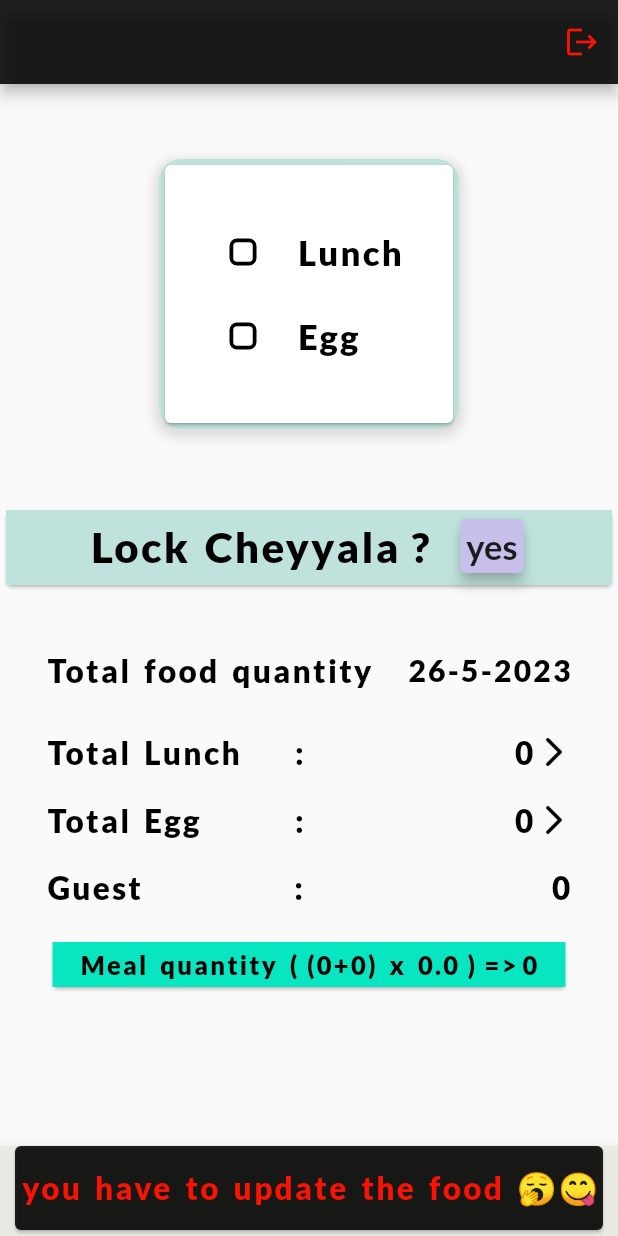
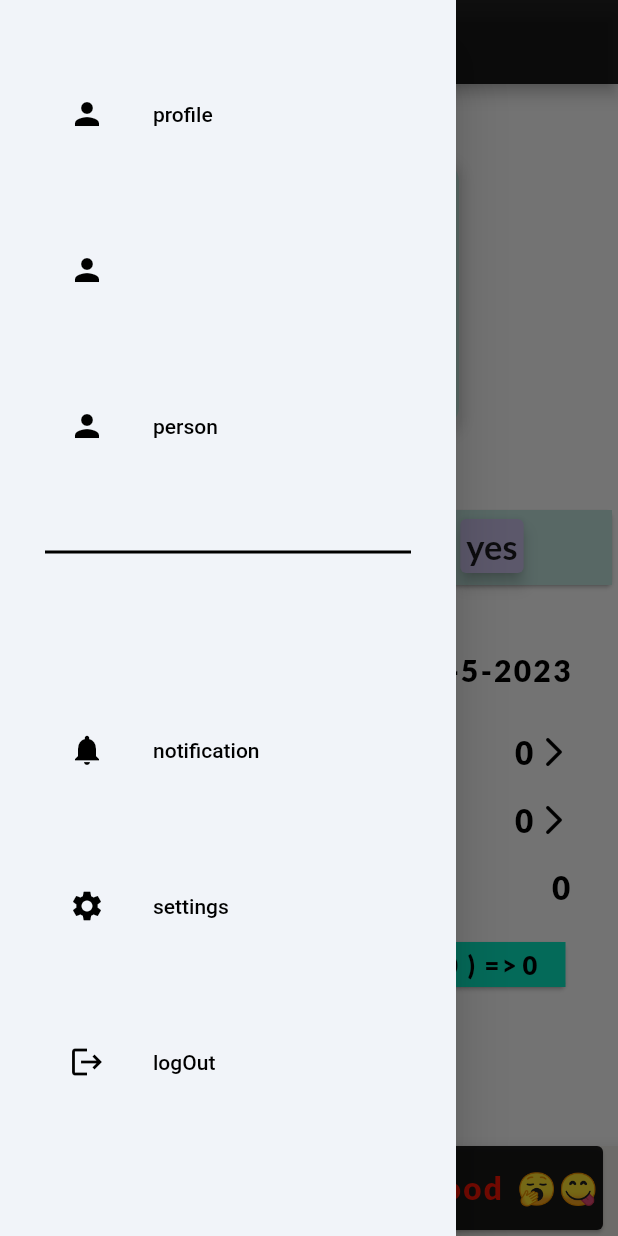
Before and after one commit to mahesheasy/lunch_repository, a Flutter app: the screen it shows once a user with an empty profile is signed in, with the side drawer open (before the commit the screen has no drawer), on a phone screen of 412 x 824 dp. Run offline on Flutter 3.47's test engine with Material 2 defaults, Android fonts, the phone set to English and light mode, and no system bars; our stand-ins replace cloud_firestore, firebase_auth, firebase_core, firebase_remote_config, flutter_local_notifications, google_fonts and 3 more; accounts and stored records are empty; network calls fail.

Commit message:
new widget like drawer and some changes in expenses tracker

```diff
--- /dev/null
+++ b/lib/home/Drawer_Widget.dart
@@ -0,0 +1,87 @@
+import 'package:firebase_auth/firebase_auth.dart';
+import 'package:flutter/material.dart';
+
+class NavigationDrawerWidget extends StatelessWidget {
+  final padding=EdgeInsets.symmetric(horizontal: 30);
+   NavigationDrawerWidget({super.key});
+
+  @override
+  Widget build(BuildContext context) {
+    return Drawer(
+      child: Material(
+        color: Color.fromARGB(255, 241, 244, 249),
+        child: ListView(
+          padding: padding,
+          children: <Widget>[
+            const SizedBox(
+              height: 48,
+            ),
+            buildMenuItem(
+              text: 'profile',
+              icons: Icons.person,
+            ),
+            const SizedBox(
+              height: 48,
+            ),
+            buildMenuItem(
+              text: '',
+              icons: Icons.person,
+            ),
+            const SizedBox(
+              height: 48,
+            ),
+            buildMenuItem(
+              text: 'person',
+              icons: Icons.person,
+            ),
+             const SizedBox(
+              height: 48,
+            ),
+            Divider(color: Colors.black,thickness: 2,),
+
+             const SizedBox(
+              height: 48,
+            ),
+               const SizedBox(
+              height: 48,
+            ),
+            buildMenuItem(
+              text: 'notification',
+              icons: Icons.notifications,
+            ),
+               const SizedBox(
+              height: 48,
+            ),
+            buildMenuItem(
+              text: 'settings',
+              icons: Icons.settings,
+            ),
+             const SizedBox(
+              height: 48,
+            ),
+            buildMenuItem(
+              text: 'logOut',
+              icons: Icons.logout,
+            ),
+
+
+          ],
+        ),
+      ),
+    );
+  }
+
+  Widget buildMenuItem({required String text, required IconData icons}) {
+    final Color = Colors.black;
+    final hovercolor=Colors.white;
+    return ListTile(
+      leading: Icon(icons,color: Color,),
+      title: Text(text,style: TextStyle(color: Color),),
+      hoverColor:hovercolor,
+      onTap: ()async{
+              await FirebaseAuth.instance.signOut();
+
+      },
+    );
+  }
+}
--- a/lib/home/app_bar_dispaly.dart
+++ b/lib/home/app_bar_dispaly.dart
@@ -3,25 +3,30 @@ import 'package:firebase_auth/firebase_auth.dart';
 
 AppBar appbar(User? user, BuildContext context) {
   return AppBar(
+
     //Color.fromARGB(255, 222, 225, 225)
     backgroundColor: Colors.black87,
     leading: null,
-    automaticallyImplyLeading: false,
-    leadingWidth: 0,
+    // automaticallyImplyLeading: false,
+    // leadingWidth: 0,
     title: Text(
       user!.email!,
       style: Theme.of(context).textTheme.bodyMedium!.copyWith(
             fontSize: 21,
             color: Colors.white,
           ),
+
     ),
-    actions: [
-      IconButton(
-          onPressed: () async {
-            await FirebaseAuth.instance.signOut();
-            //Navigator.of(context).pop();
-          },
-          icon: Icon(Icons.logout, color: Color.fromARGB(255, 248, 19, 2)))
-    ],
+    // actions: [
+    //   IconButton(
+    //       onPressed: () async {
+    //         await FirebaseAuth.instance.signOut();
+    //         //Navigator.of(context).pop();
+    //       },
+    //       icon: Icon(Icons.logout, color: Color.fromARGB(255, 248, 19, 2)))
+
+    // ],
+
   );
+
 }
--- a/lib/home/home_page.dart
+++ b/lib/home/home_page.dart
@@ -1,6 +1,7 @@
 import 'dart:async';
 
 import 'package:flutter/material.dart';
+import 'package:lunch_app/home/Drawer_Widget.dart';
 import 'package:lunch_app/home/app_bar_dispaly.dart';
 import 'package:lunch_app/home/bottombarcontant.dart';
 import 'package:cloud_firestore/cloud_firestore.dart';
@@ -164,6 +165,7 @@ class _HomePageState extends State<HomePage> {
     var now = DateTime.now();
     return Scaffold(
       appBar: appbar(user, context),
+      drawer: NavigationDrawerWidget(),
       body: RefreshIndicator(
         onRefresh: () async {
           fortotallunch();
@@ -289,13 +291,13 @@ class _HomePageState extends State<HomePage> {
           child: Column(
             children: [
               Container(
-
                 height: 56,
                 child: Card(
                   margin: EdgeInsets.only(left: 10, right: 10),
                   color: Colors.black87,
                   child: Container(
-                    padding: EdgeInsets.only(top: 3,bottom: 3,left: 4,right: 4),
+                    padding:
+                        EdgeInsets.only(top: 3, bottom: 3, left: 4, right: 4),
                     child: Column(
                       mainAxisAlignment: MainAxisAlignment.center,
                       children: [
```
Also changed, not shown: lib/expensive_tracker/expensive_widget.dart (+61 -3 lines), lib/models/widgets/expenses_list/expenses_list.dart (+11 -2 lines), lib/models/widgets/new_expenses.dart (+5 -2 lines).
